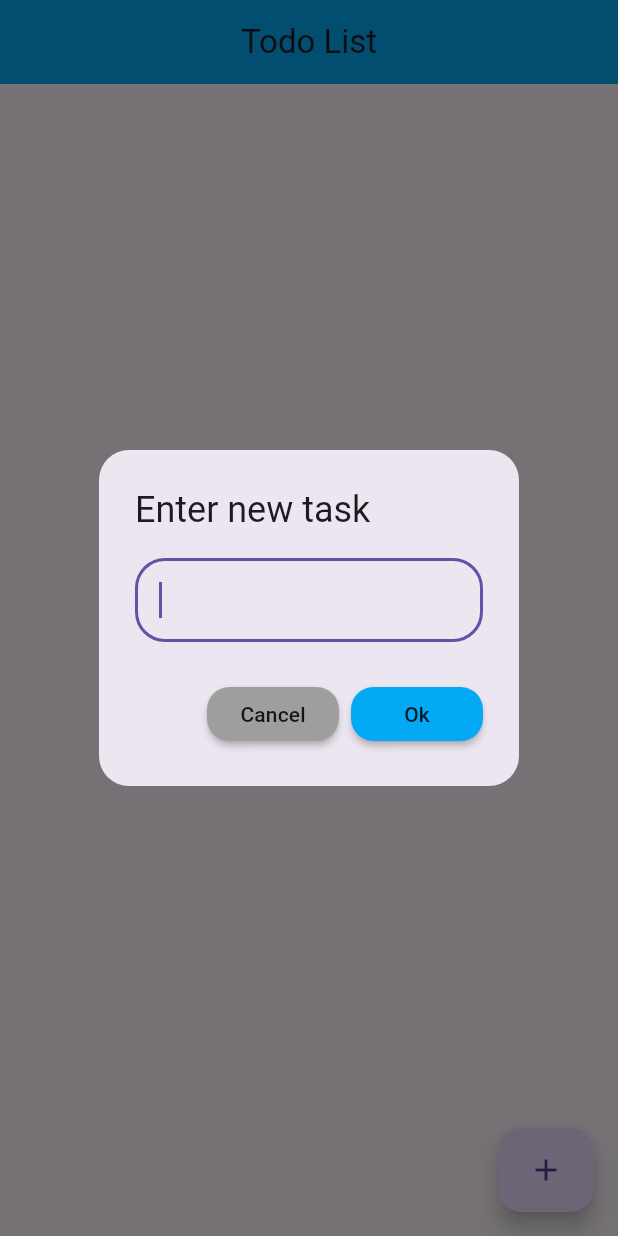
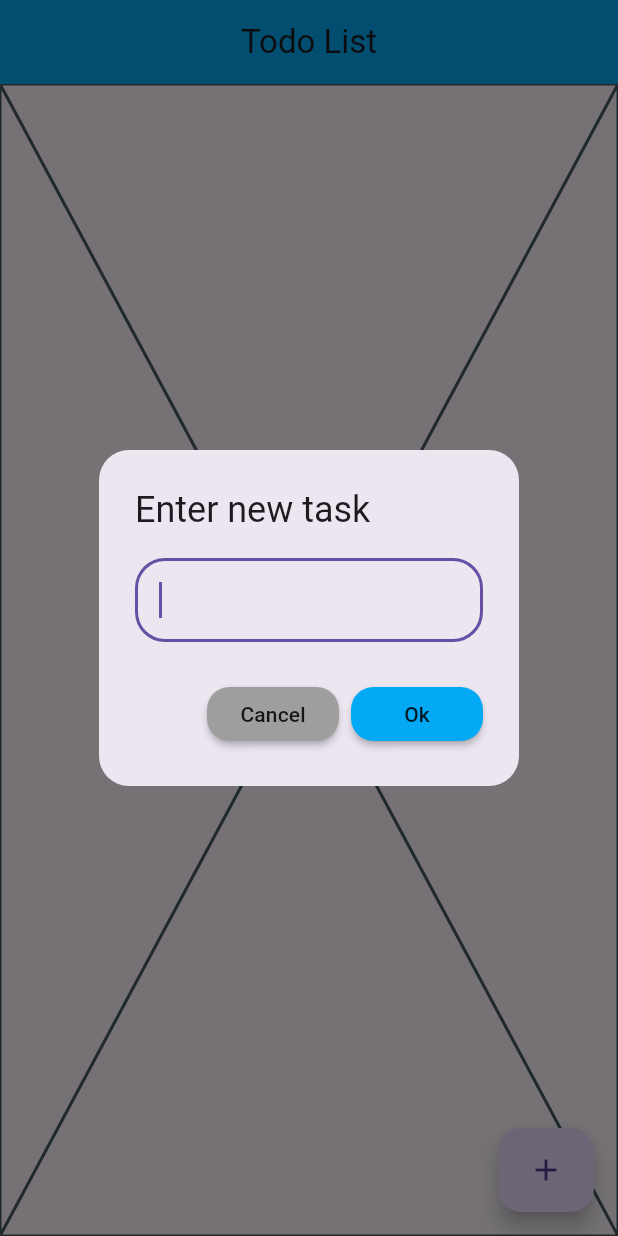
Before and after one commit to RandaeGS/todo-list-flutter, a Flutter app: the screen it shows after launch, after a tap on the "add" icon, on a phone screen of 412 x 824 dp. Run offline on Flutter 3.47's test engine with Material 3 defaults, Android fonts, the phone set to English and light mode, and no system bars.

```diff
--- a/lib/main.dart
+++ b/lib/main.dart
@@ -38,16 +38,28 @@ class _MyListState extends State<MyList> {
         backgroundColor: Colors.lightBlue,
       ),
 
+      body: MyTaskListView(taskList: taskList),
 
       floatingActionButton: FloatingActionButton.extended(
-          onPressed: () => {
-            showTextDialog(context, taskList)
+          onPressed: () async => {
+            await showTextDialog(context, taskList),
+            setState(() {}),
           },
           label: const Icon(Icons.add)
       ),
     );
   }
 }
+
+class MyTaskListView extends StatelessWidget {
+  const MyTaskListView({super.key, required taskList});
+
+  @override
+  Widget build(BuildContext context) {
+    return const Placeholder();
+  }
+}
+
 
 Future<void> showTextDialog(BuildContext context, taskList) async{
   TextEditingController textController = TextEditingController();
@@ -95,6 +107,7 @@ Future<void> showTextDialog(BuildContext context, taskList) async{
               ),
               onPressed: () {
                 taskList.add(textController.text);
+                Navigator.of(context).pop();
               },
               child: const Text("Ok"),
             )
```
